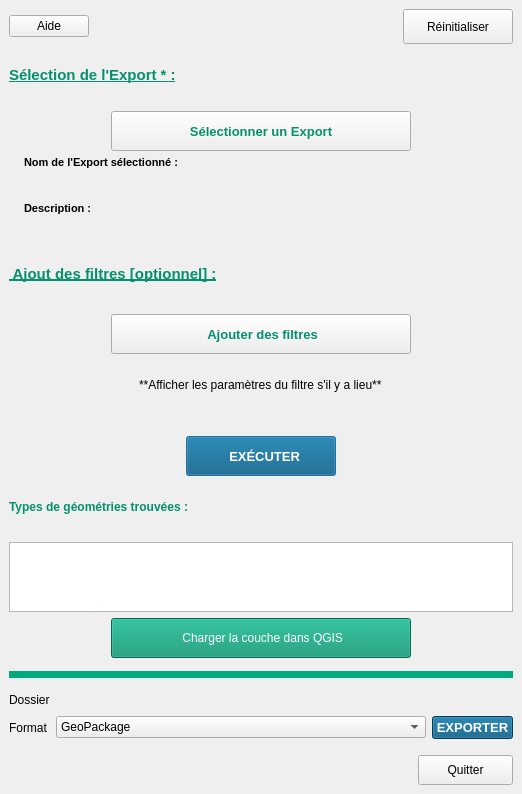
Above: ui/export_dock.ui from PnX-SI/GeoNature-GIS before the change. Below: the same form after it.
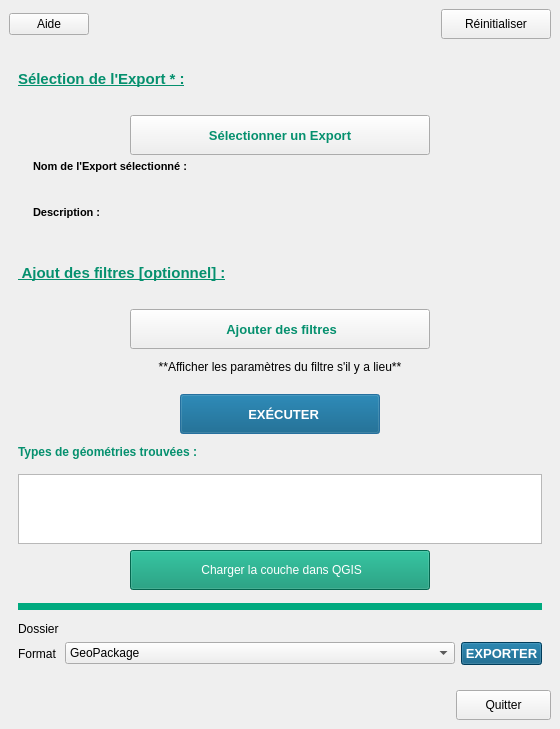
That is the form after the change. Icons and pictures are not drawn. Custom widgets are drawn as their Qt base class.

Commit message: Modification des DockWidget pour les rendre scrollables

What changed in the file:
```diff
--- a/ui/export_dock.ui
+++ b/ui/export_dock.ui
@@ -6,10 +6,16 @@
    <rect>
     <x>0</x>
     <y>0</y>
-    <width>522</width>
-    <height>794</height>
+    <width>560</width>
+    <height>729</height>
    </rect>
   </property>
+  <property name="minimumSize">
+   <size>
+    <width>560</width>
+    <height>186</height>
+   </size>
+  </property>
   <property name="windowTitle">
    <string>Export</string>
   </property>
@@ -79,6 +85,45 @@
      </layout>
     </item>
     <item>
+     <widget class="QScrollArea" name="scrollArea">
+      <property name="sizePolicy">
+       <sizepolicy hsizetype="Expanding" vsizetype="Expanding">
+        <horstretch>0</horstretch>
+        <verstretch>0</verstretch>
+       </sizepolicy>
+      </property>
+      <property name="frameShape">
+       <enum>QFrame::NoFrame</enum>
+      </property>
+      <property name="frameShadow">
+       <enum>QFrame::Raised</enum>
+      </property>
+      <property name="lineWidth">
+       <number>0</number>
+      </property>
+      <property name="verticalScrollBarPolicy">
+       <enum>Qt::ScrollBarAsNeeded</enum>
+      </property>
+      <property name="horizontalScrollBarPolicy">
+       <enum>Qt::ScrollBarAlwaysOff</enum>
+      </property>
+      <property name="widgetResizable">
+       <bool>true</bool>
+      </property>
+      <property name="alignment">
+       <set>Qt::AlignCenter</set>
+      </property>
+      <widget class="QWidget" name="scrollAreaWidgetContents">
+       <property name="geometry">
+        <rect>
+         <x>0</x>
+         <y>0</y>
+         <width>525</width>
+         <height>636</height>
+        </rect>
+       </property>
+       <layout class="QVBoxLayout" name="verticalLayout_2">
+        <item>
      <layout class="QVBoxLayout" name="VL_viewselect">
       <item>
        <widget class="QLabel" name="lbl_selectview">
@@ -259,8 +304,22 @@
       </property>
      </widget>
     </item>
-    <item alignment="Qt::AlignHCenter">
+        <item>
+         <layout class="QHBoxLayout" name="horizontalLayout">
+          <property name="spacing">
+           <number>0</number>
+          </property>
+          <property name="sizeConstraint">
+           <enum>QLayout::SetNoConstraint</enum>
+          </property>
+          <item>
      <widget class="QPushButton" name="pb_addfilter">
+            <property name="sizePolicy">
+             <sizepolicy hsizetype="Minimum" vsizetype="Fixed">
+              <horstretch>0</horstretch>
+              <verstretch>0</verstretch>
+             </sizepolicy>
+            </property>
       <property name="minimumSize">
        <size>
         <width>300</width>
@@ -280,6 +339,7 @@
         <weight>75</weight>
         <italic>false</italic>
         <bold>true</bold>
+              <kerning>true</kerning>
        </font>
       </property>
       <property name="styleSheet">
@@ -299,32 +359,57 @@
         <height>35</height>
        </size>
       </property>
-     </widget>
-    </item>
-    <item alignment="Qt::AlignHCenter">
+            <property name="autoDefault">
+             <bool>false</bool>
+            </property>
+           </widget>
+          </item>
+         </layout>
+        </item>
+        <item>
+         <layout class="QHBoxLayout" name="horizontalLayout_4">
+          <item>
      <widget class="QLabel" name="lbl_filterparam">
+            <property name="sizePolicy">
+             <sizepolicy hsizetype="Preferred" vsizetype="Preferred">
+              <horstretch>0</horstretch>
+              <verstretch>0</verstretch>
+             </sizepolicy>
+            </property>
+            <property name="minimumSize">
+             <size>
+              <width>500</width>
+              <height>0</height>
+             </size>
+            </property>
+            <property name="maximumSize">
+             <size>
+              <width>500</width>
+              <height>16777215</height>
+             </size>
+            </property>
       <property name="text">
        <string>**Afficher les paramètres du filtre s'il y a lieu**</string>
       </property>
-     </widget>
-    </item>
-    <item>
-     <spacer name="verticalSpacer1">
-      <property name="orientation">
-       <enum>Qt::Vertical</enum>
-      </property>
-      <property name="sizeType">
-       <enum>QSizePolicy::Fixed</enum>
-      </property>
-      <property name="sizeHint" stdset="0">
-       <size>
-        <width>10</width>
-        <height>10</height>
-       </size>
-      </property>
-     </spacer>
-    </item>
-    <item alignment="Qt::AlignHCenter">
+            <property name="alignment">
+             <set>Qt::AlignCenter</set>
+            </property>
+            <property name="wordWrap">
+             <bool>true</bool>
+            </property>
+           </widget>
+          </item>
+         </layout>
+        </item>
+        <item>
+         <layout class="QHBoxLayout" name="horizontalLayout_2">
+          <property name="spacing">
+           <number>0</number>
+          </property>
+          <property name="sizeConstraint">
+           <enum>QLayout::SetNoConstraint</enum>
+          </property>
+          <item>
      <widget class="QPushButton" name="pb_runquery">
       <property name="sizePolicy">
        <sizepolicy hsizetype="Preferred" vsizetype="Fixed">
@@ -375,6 +460,8 @@
       </property>
      </widget>
     </item>
+         </layout>
+        </item>
     <item>
      <widget class="QLabel" name="lbl_typegeom">
       <property name="minimumSize">
@@ -421,8 +508,22 @@
       </property>
      </widget>
     </item>
-    <item alignment="Qt::AlignHCenter">
+        <item>
+         <layout class="QHBoxLayout" name="horizontalLayout_3">
+          <property name="spacing">
+           <number>0</number>
+          </property>
+          <property name="sizeConstraint">
+           <enum>QLayout::SetNoConstraint</enum>
+          </property>
+          <item>
      <widget class="QPushButton" name="pb_loadlayer">
+            <property name="sizePolicy">
+             <sizepolicy hsizetype="Minimum" vsizetype="Fixed">
+              <horstretch>0</horstretch>
+              <verstretch>0</verstretch>
+             </sizepolicy>
+            </property>
       <property name="minimumSize">
        <size>
         <width>300</width>
@@ -435,6 +536,9 @@
         <height>40</height>
        </size>
       </property>
+            <property name="layoutDirection">
+             <enum>Qt::LeftToRight</enum>
+            </property>
       <property name="styleSheet">
        <string notr="true">background-color: rgb(5, 144, 110);
 color: rgb(255, 255, 255);
@@ -453,7 +557,15 @@
         <height>40</height>
        </size>
       </property>
-     </widget>
+            <property name="autoDefault">
+             <bool>false</bool>
+            </property>
+            <property name="flat">
+             <bool>false</bool>
+            </property>
+           </widget>
+          </item>
+         </layout>
     </item>
     <item>
      <widget class="Line" name="line_bt">
@@ -585,6 +697,10 @@
        </widget>
       </item>
      </layout>
+        </item>
+       </layout>
+      </widget>
+     </widget>
     </item>
     <item alignment="Qt::AlignRight">
      <widget class="QPushButton" name="pb_quit">
```
Left out of the diff: 3 changed lines with no effect on the pictures. Lines whose indentation alone changed are shown as unchanged. The commit also changes 2 other files.
